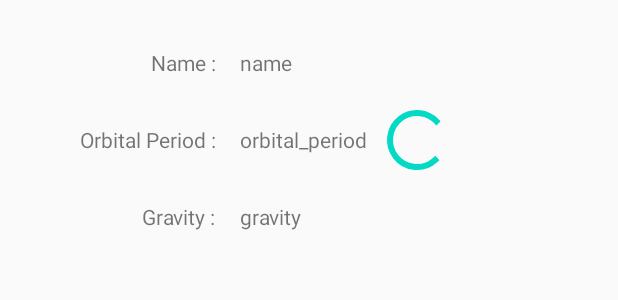
After one commit to pitigalari/starwars, an Android app: the layout fragment_planet_detail.xml on its own in the app's theme, with its tools: preview values and no code run, on a phone screen of 412 x 824 dp. The commit adds this screen. Shown: the top 300 px of the screen. Run offline under Robolectric (Android 15) with nearby library versions, the phone set to English and light mode, and no system bars.

Commit message:
functional planet detail window

```diff
--- a/starwars/build.gradle
+++ b/starwars/build.gradle
@@ -36,7 +36,7 @@ android {
 
 dependencies {
     implementation 'androidx.legacy:legacy-support-v4:1.0.0'
-    def daggerVersion = "2.35.1",
+    def daggerVersion = "2.40.1",
         retrofitVersion = "2.9.0",
         navVersion = "2.3.5",
         paging_version = "2.1.2",
--- a/starwars/src/main/java/com/roshsoft/starwars/data/http/PlanetsApiResponse.java
+++ b/starwars/src/main/java/com/roshsoft/starwars/data/http/Planets.java
@@ -9,11 +9,11 @@ import java.util.List;
 
 import timber.log.Timber;
 
-public class PlanetsApiResponse {
+public class Planets {
 
     @SerializedName("results")
     @Expose
-    private List<Planet> planetList;
+    private List<PlanetDetail> planetList;
     @SerializedName("next")
     @Expose
     private String nextUrl;
@@ -21,7 +21,7 @@ public class PlanetsApiResponse {
     @Expose
     private String preUrl;
 
-    public List<Planet> getPlanetList() {
+    public List<PlanetDetail> getPlanetList() {
         return planetList;
     }
 
--- a/starwars/src/main/java/com/roshsoft/starwars/data/http/RestService.java
+++ b/starwars/src/main/java/com/roshsoft/starwars/data/http/RestService.java
@@ -4,10 +4,14 @@ import com.roshsoft.starwars.data.Constants;
 
 import io.reactivex.Single;
 import retrofit2.http.GET;
+import retrofit2.http.Path;
 import retrofit2.http.Query;
 
 public interface RestService {
 
     @GET(Constants.ENDPOINT_ALL_PLANETS)
-    Single<PlanetsApiResponse> getAllPlanets(@Query("page") String page);
+    Single<Planets> getAllPlanets(@Query("page") String page);
+
+    @GET(Constants.ENDPOINT_PLANET)
+    Single<PlanetDetail> getPlanet(@Path("id") int id);
 }
--- a/starwars/src/main/java/com/roshsoft/starwars/data/repository/PlanetsDataSourceFactory.java
+++ b/starwars/src/main/java/com/roshsoft/starwars/data/repository/PlanetsDataSourceFactory.java
@@ -3,13 +3,13 @@ package com.roshsoft.starwars.data.repository;
 import androidx.annotation.NonNull;
 import androidx.paging.DataSource;
 
-import com.roshsoft.starwars.data.http.Planet;
+import com.roshsoft.starwars.data.http.PlanetDetail;
 
 import org.jetbrains.annotations.NotNull;
 
 import javax.inject.Inject;
 
-public class PlanetsDataSourceFactory extends DataSource.Factory<Integer, Planet> {
+public class PlanetsDataSourceFactory extends DataSource.Factory<Integer, PlanetDetail> {
 
     private final IPlanetRepository mPlanetRepository;
 
@@ -23,7 +23,7 @@ public class PlanetsDataSourceFactory extends DataSource.Factory<Integer, Planet
     @NonNull
     @NotNull
     @Override
-    public DataSource<Integer, Planet> create() {
+    public DataSource<Integer, PlanetDetail> create() {
         dataSource = new PlanetsPagingDataSource(mPlanetRepository);
         return dataSource;
     }
--- a/starwars/src/main/java/com/roshsoft/starwars/data/viewmodel/PlanetsViewModel.java
+++ b/starwars/src/main/java/com/roshsoft/starwars/data/viewmodel/PlanetsViewModel.java
@@ -5,7 +5,7 @@ import androidx.lifecycle.ViewModel;
 import androidx.paging.LivePagedListBuilder;
 import androidx.paging.PagedList;
 
-import com.roshsoft.starwars.data.http.Planet;
+import com.roshsoft.starwars.data.http.PlanetDetail;
 import com.roshsoft.starwars.data.repository.IPlanetRepository;
 import com.roshsoft.starwars.data.repository.PlanetsDataSourceFactory;
 
@@ -14,7 +14,7 @@ import javax.inject.Inject;
 public class PlanetsViewModel extends ViewModel {
 
     private final IPlanetRepository mPlanetRepository;
-    private LiveData<PagedList<Planet>> mPlanetsLiveData;
+    private LiveData<PagedList<PlanetDetail>> mPlanetsLiveData;
     private PlanetsDataSourceFactory sourceFactory;
 
     @Inject
@@ -32,7 +32,7 @@ public class PlanetsViewModel extends ViewModel {
                 .build();
     }
 
-    public LiveData<PagedList<Planet>> getPlanetsPagedListLiveData() {
+    public LiveData<PagedList<PlanetDetail>> getPlanetsPagedListLiveData() {
         return mPlanetsLiveData;
     }
 
--- a/starwars/src/main/java/com/roshsoft/starwars/di/module/MainActivityModule.java
+++ b/starwars/src/main/java/com/roshsoft/starwars/di/module/MainActivityModule.java
@@ -1,6 +1,7 @@
 package com.roshsoft.starwars.di.module;
 
 import com.roshsoft.starwars.ui.fragment.BaseNavHostFragment;
+import com.roshsoft.starwars.ui.fragment.PlanetDetailFragment;
 import com.roshsoft.starwars.ui.fragment.PlanetsFragment;
 
 import dagger.Module;
@@ -14,4 +15,7 @@ public abstract class MainActivityModule {
 
     @ContributesAndroidInjector
     abstract PlanetsFragment providesPlanetsFragment();
+
+    @ContributesAndroidInjector
+    abstract PlanetDetailFragment providesPlanetDetailFragment();
 }
--- /dev/null
+++ b/starwars/src/main/java/com/roshsoft/starwars/ui/util/OnItemClickListener.java
@@ -0,0 +1,6 @@
+package com.roshsoft.starwars.ui.util;
+
+public interface OnItemClickListener<T> {
+
+    void onItemClicked(T item);
+}
--- /dev/null
+++ b/starwars/src/main/res/layout/fragment_planet_detail.xml
@@ -0,0 +1,83 @@
+<?xml version="1.0" encoding="utf-8"?>
+<androidx.constraintlayout.widget.ConstraintLayout xmlns:android="http://schemas.android.com/apk/res/android"
+    xmlns:app="http://schemas.android.com/apk/res-auto"
+    xmlns:tools="http://schemas.android.com/tools"
+    android:layout_width="match_parent"
+    android:layout_height="match_parent">
+
+    <androidx.constraintlayout.widget.Guideline
+        android:id="@+id/guideline"
+        android:layout_width="wrap_content"
+        android:layout_height="0dp"
+        android:orientation="vertical"
+        app:layout_constraintBottom_toBottomOf="parent"
+        app:layout_constraintGuide_percent="0.35"
+        app:layout_constraintStart_toStartOf="parent"
+        app:layout_constraintTop_toTopOf="parent" />
+
+    <ProgressBar
+        android:id="@+id/loading"
+        style="?android:attr/progressBarStyle"
+        android:layout_width="wrap_content"
+        android:layout_height="wrap_content"
+        android:indeterminate="true"
+        app:layout_constraintBottom_toBottomOf="@+id/textView4"
+        app:layout_constraintEnd_toEndOf="parent"
+        app:layout_constraintStart_toStartOf="@+id/guideline"
+        app:layout_constraintTop_toTopOf="@+id/textView2" />
+
+    <TextView
+        android:id="@+id/textView2"
+        android:layout_width="wrap_content"
+        android:layout_height="wrap_content"
+        android:layout_marginTop="32dp"
+        android:text="Name :"
+        app:layout_constraintEnd_toStartOf="@+id/guideline"
+        app:layout_constraintTop_toTopOf="parent" />
+
+    <TextView
+        android:id="@+id/name"
+        android:layout_width="wrap_content"
+        android:layout_height="wrap_content"
+        android:layout_marginStart="16dp"
+        app:layout_constraintStart_toStartOf="@+id/guideline"
+        app:layout_constraintTop_toTopOf="@+id/textView2"
+        tools:text="name" />
+
+    <TextView
+        android:id="@+id/textView3"
+        android:layout_width="wrap_content"
+        android:layout_height="wrap_content"
+        android:layout_marginTop="32dp"
+        android:text="Orbital Period :"
+        app:layout_constraintEnd_toStartOf="@+id/guideline"
+        app:layout_constraintTop_toBottomOf="@+id/textView2" />
+
+    <TextView
+        android:id="@+id/obital_period"
+        android:layout_width="wrap_content"
+        android:layout_height="wrap_content"
+        android:layout_marginStart="16dp"
+        app:layout_constraintStart_toStartOf="@+id/guideline"
+        app:layout_constraintTop_toTopOf="@+id/textView3"
+        tools:text="orbital_period" />
+
+    <TextView
+        android:id="@+id/textView4"
+        android:layout_width="wrap_content"
+        android:layout_height="wrap_content"
+        android:layout_marginTop="32dp"
+        android:text="Gravity :"
+        app:layout_constraintEnd_toStartOf="@+id/guideline"
+        app:layout_constraintTop_toBottomOf="@+id/textView3" />
+
+    <TextView
+        android:id="@+id/gravity"
+        android:layout_width="wrap_content"
+        android:layout_height="wrap_content"
+        android:layout_marginStart="16dp"
+        app:layout_constraintStart_toStartOf="@+id/guideline"
+        app:layout_constraintTop_toTopOf="@+id/textView4"
+        tools:text="gravity" />
+
+</androidx.constraintlayout.widget.ConstraintLayout>
--- a/starwars/src/main/res/layout/item_planet.xml
+++ b/starwars/src/main/res/layout/item_planet.xml
@@ -2,6 +2,7 @@
 <androidx.constraintlayout.widget.ConstraintLayout xmlns:android="http://schemas.android.com/apk/res/android"
     xmlns:app="http://schemas.android.com/apk/res-auto"
     xmlns:tools="http://schemas.android.com/tools"
+    android:id="@+id/item_container"
     android:layout_width="match_parent"
     android:layout_height="wrap_content"
     android:layout_marginBottom="4dp"
```
Also changed, not shown: starwars/src/main/java/com/roshsoft/starwars/data/http/Planet.java (deleted, +0 -29 lines), starwars/src/main/java/com/roshsoft/starwars/data/http/PlanetDetail.java (added, +56 -0 lines), starwars/src/main/java/com/roshsoft/starwars/data/repository/IPlanetRepository.java (+5 -2 lines), starwars/src/main/java/com/roshsoft/starwars/data/repository/PlanetRepository.java (+8 -2 lines), starwars/src/main/java/com/roshsoft/starwars/data/repository/PlanetsPagingDataSource.java (+15 -15 lines), starwars/src/main/java/com/roshsoft/starwars/data/viewmodel/PlanetDetailViewModel.java (added, +62 -0 lines), starwars/src/main/java/com/roshsoft/starwars/ui/element/PlanetsAdapter.java (+15 -9 lines), starwars/src/main/java/com/roshsoft/starwars/ui/element/PlanetsViewHolder.java (+15 -3 lines), starwars/src/main/java/com/roshsoft/starwars/ui/fragment/PlanetDetailFragment.java (added, +67 -0 lines), starwars/src/main/java/com/roshsoft/starwars/ui/fragment/PlanetsFragment.java (+23 -5 lines), starwars/src/main/res/navigation/nav_graph.xml (+12 -1 lines).
